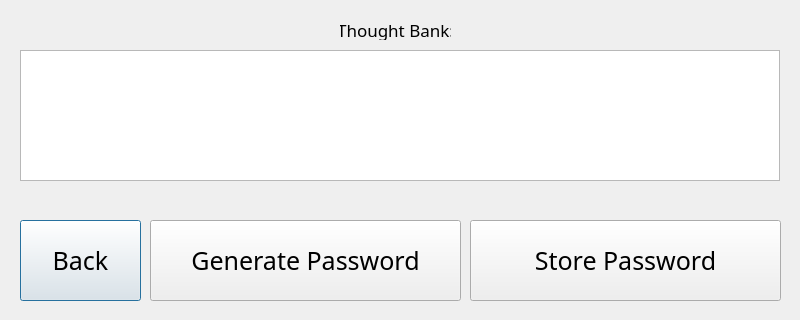
The window that storepassword.ui (TheTallProgrammer/Password-Manager) describes before a commit, drawn with Qt 5; both pictures show x 0 to 800 and y 280 to 600 of the 800 by 600 pixel window.
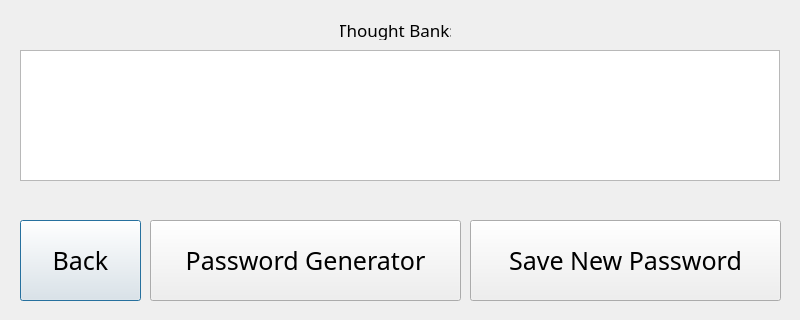
The same window after the commit.

```diff
--- a/storepassword.ui
+++ b/storepassword.ui
@@ -240,7 +240,7 @@
     </font>
    </property>
    <property name="text">
-    <string>Generate Password</string>
+    <string>Password Generator</string>
    </property>
   </widget>
   <widget class="QPushButton" name="storePassButton">
@@ -259,7 +259,7 @@
     </font>
    </property>
    <property name="text">
-    <string>Store Password</string>
+    <string>Save New Password</string>
    </property>
   </widget>
  </widget>
```
